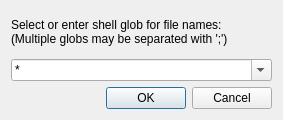
First picture: the form in sealtk/gui/GlobInputDialog.ui, repository Kitware/seal-tk, before the edit.
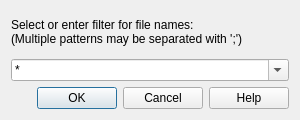
Second picture: the form after the edit.

Commit message:
Add help to GlobInputDialog
Add a tooltip to GlobInputDialog explaining how glob expressions work,
for the benefit of users with reduced technical literacy. Add a 'help'
button which triggers this to make it more obvious that this information
is available.

What changed in the file:
```diff
--- a/sealtk/gui/GlobInputDialog.ui
+++ b/sealtk/gui/GlobInputDialog.ui
@@ -6,7 +6,7 @@
    <rect>
     <x>0</x>
     <y>0</y>
-    <width>283</width>
+    <width>300</width>
     <height>120</height>
    </rect>
   </property>
@@ -23,8 +23,8 @@
    <item>
     <widget class="QLabel" name="label">
      <property name="text">
-      <string>Select or enter shell glob for file names:
-(Multiple globs may be separated with ';')</string>
+      <string>Select or enter filter for file names:
+(Multiple patterns may be separated with ';')</string>
      </property>
     </widget>
    </item>
@@ -44,7 +44,7 @@
       <enum>Qt::Horizontal</enum>
      </property>
      <property name="standardButtons">
-      <set>QDialogButtonBox::Cancel|QDialogButtonBox::Ok</set>
+      <set>QDialogButtonBox::Cancel|QDialogButtonBox::Help|QDialogButtonBox::Ok</set>
      </property>
     </widget>
    </item>
```
Left out of the diff: 25 changed lines with no effect on the pictures. The commit also changes 1 other file.
